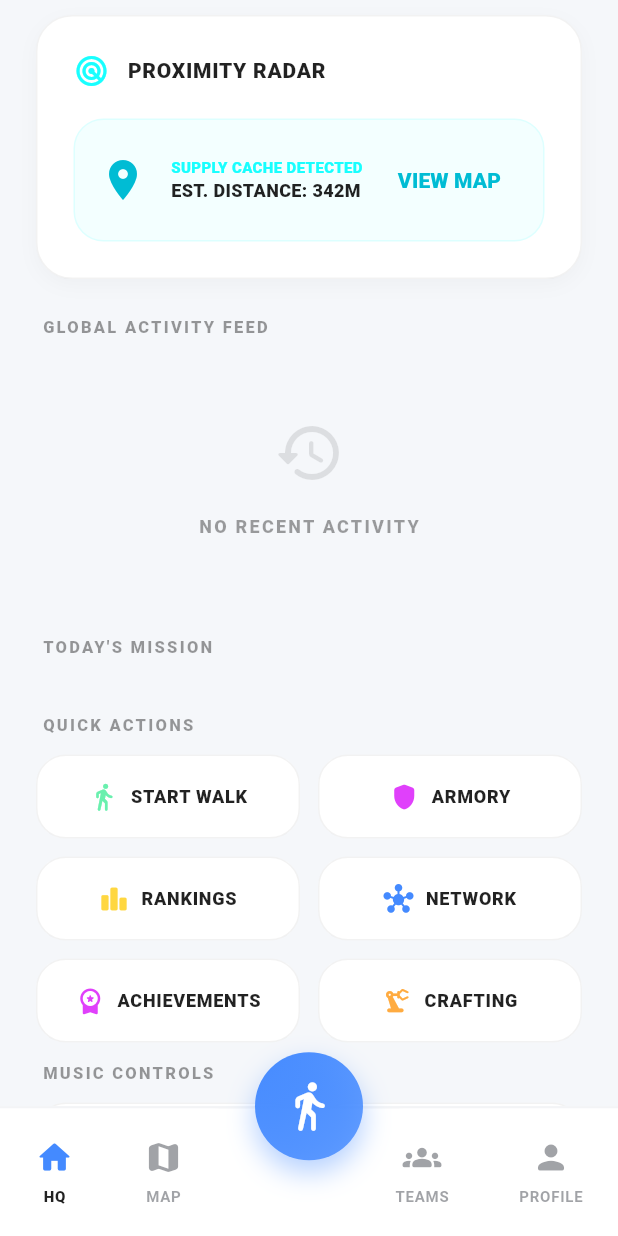
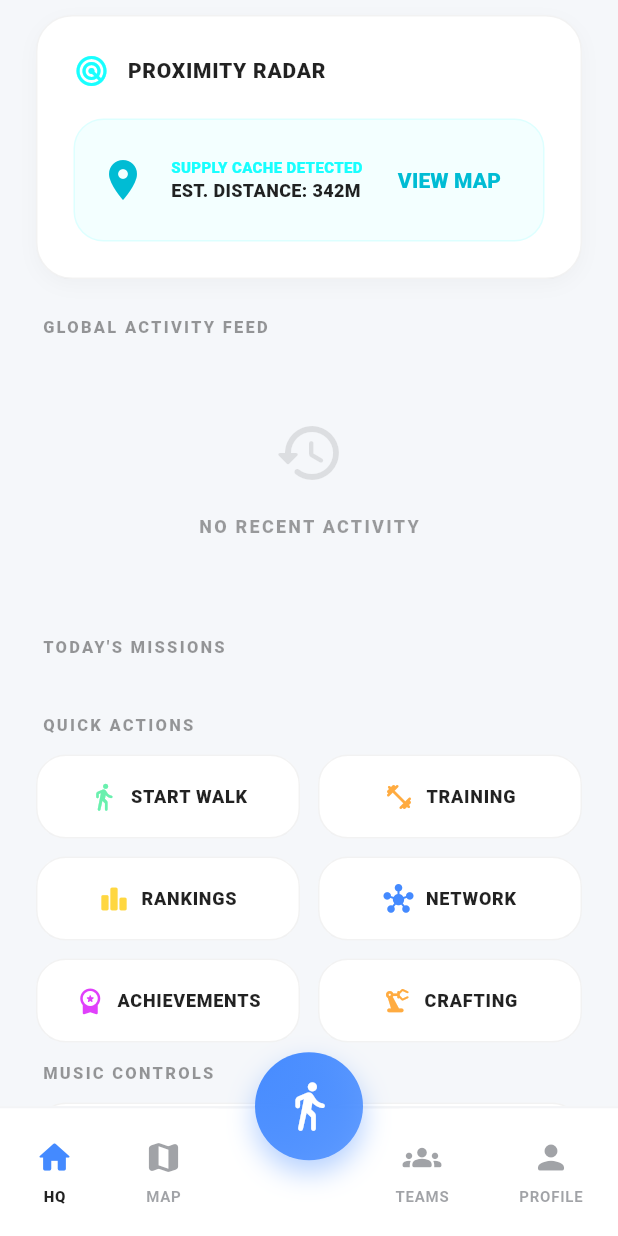
Before and after one commit to mittal987-alt/fitquest, a Flutter app: the screen it shows once a user with an empty profile is signed in, scrolled down 1152 dp, on a phone screen of 412 x 824 dp. Run offline on Flutter 3.47's test engine with Material 3 defaults, Android fonts, the phone set to English and light mode, and no system bars; our stand-ins replace cloud_firestore, confetti, firebase_auth, firebase_core, firebase_messaging, firebase_storage and 9 more; accounts and stored records are empty; network calls fail.

Commit message:
route modi2

```diff
--- a/lib/screens/armory_screen.dart
+++ b/lib/screens/armory_screen.dart
@@ -133,6 +133,7 @@ class ArmoryScreen extends StatelessWidget {
   }
 
   Widget _buildEquipmentTab(BuildContext context, PlayerModel player, FirebaseService service) {
+    final colorScheme = Theme.of(context).colorScheme;
     if (player.ownedGear.isEmpty) {
       return Center(
         child: Column(
@@ -193,6 +194,7 @@ class ArmoryScreen extends StatelessWidget {
   }
 
   Widget _buildPurchaseTab(BuildContext context, PlayerModel player, FirebaseService service) {
+    final colorScheme = Theme.of(context).colorScheme;
     final availableItems = allGear.where((g) => !player.ownedGear.contains(g.id)).toList();
 
     return ListView.builder(
--- a/lib/screens/home_screen.dart
+++ b/lib/screens/home_screen.dart
@@ -488,25 +488,29 @@ class _HomeScreenState extends State<HomeScreen> {
                       ),
                       const SizedBox(height: _kSectionGap),
 
-                      _sectionHeader(theme, "Today's Mission"),
+                      _sectionHeader(theme, "Today's Missions"),
                       if (player != null && player.isInTeam && player.teamId != null && player.activeTeamChallengeId != null) ...[
                          StreamBuilder<TeamChallengeModel?>(
                            stream: firebaseService.getActiveTeamChallengeStream(player.teamId!, player.activeTeamChallengeId!),
                            builder: (context, snapshot) {
                              if (!snapshot.hasData || snapshot.data == null) return const SizedBox.shrink();
                              final challenge = snapshot.data!;
+                             final isClaimed = challenge.claimedMembers.contains(player.uid);
+
                              return Column(
                                children: [
                                  _buildQuest(
                                    theme: theme,
                                    player: player,
                                    id: challenge.id,
-                                   title: challenge.title,
+                                   title: "[TEAM] ${challenge.title}",
                                    target: challenge.target,
                                    current: challenge.progress,
-                                   reward: challenge.xpReward, // Mapping to xpReward if needed or showing both
+                                   reward: challenge.xpReward,
                                    icon: challenge.type == ChallengeType.steps ? Icons.group_rounded : Icons.explore_rounded,
                                    color: Colors.orangeAccent,
+                                   isTeamQuest: true,
+                                   isClaimedOverride: isClaimed,
                                  ),
                                  const SizedBox(height: 12),
                                ],
@@ -556,9 +560,9 @@ class _HomeScreenState extends State<HomeScreen> {
                       _sectionHeader(theme, "Quick Actions"),
                       Row(
                         children: [
-                          Expanded(child: _buildOpButton(theme, "START WALK", Icons.directions_walk_rounded, Colors.greenAccent, () => Navigator.push(context, MaterialPageRoute(builder: (context) => ActivityScreen(player: player))))),
+                          Expanded(child: _buildOpButton(theme, "START WALK", Icons.directions_walk_rounded, Colors.greenAccent, () => Navigator.push(context, MaterialPageRoute(builder: (context) => ActivityScreen(player: player, initialMode: ActivityMode.walk))))),
                           const SizedBox(width: 12),
-                          Expanded(child: _buildOpButton(theme, "ARMORY", Icons.shield_rounded, Colors.purpleAccent, () => Navigator.push(context, MaterialPageRoute(builder: (_) => const ArmoryScreen())))),
+                          Expanded(child: _buildOpButton(theme, "TRAINING", Icons.fitness_center_rounded, Colors.orangeAccent, () => Navigator.push(context, MaterialPageRoute(builder: (context) => ActivityScreen(player: player, initialMode: ActivityMode.training))))),
                         ],
                       ),
                       const SizedBox(height: 12),
@@ -936,9 +940,21 @@ class _HomeScreenState extends State<HomeScreen> {
     );
   }
 
-  Widget _buildQuest({required ThemeData theme, required PlayerModel player, required String id, required String title, required double target, required double current, required int reward, required IconData icon, required Color color}) {
+  Widget _buildQuest({
+    required ThemeData theme,
+    required PlayerModel player,
+    required String id,
+    required String title,
+    required double target,
+    required double current,
+    required int reward,
+    required IconData icon,
+    required Color color,
+    bool isTeamQuest = false,
+    bool? isClaimedOverride,
+  }) {
     final bool isCompleted = current >= target;
-    final bool isClaimed = player.claimedQuests.contains(id);
+    final bool isClaimed = isClaimedOverride ?? player.claimedQuests.contains(id);
     final double progress = (current / target).clamp(0.0, 1.0);
     final colorScheme = theme.colorScheme;
 
@@ -981,7 +997,11 @@ class _HomeScreenState extends State<HomeScreen> {
               icon: Icon(Icons.card_giftcard_rounded, color: color),
               onPressed: () async {
                 _confettiController.play();
-                await firebaseService.claimQuestReward(player.uid, id, reward);
+                if (isTeamQuest && player.teamId != null) {
+                  await firebaseService.claimTeamChallengeReward(player.teamId!, id, player.uid);
+                } else {
+                  await firebaseService.claimQuestReward(player.uid, id, reward);
+                }
               },
             )
           else
--- a/lib/screens/profile_screen.dart
+++ b/lib/screens/profile_screen.dart
@@ -368,11 +368,11 @@ class ProfileScreen extends StatelessWidget {
     return Row(
       mainAxisAlignment: MainAxisAlignment.center,
       children: [
-        _statItem(context, "${player.totalSteps}", "STEPS", icon: Icons.directions_walk_rounded, color: Colors.greenAccent),
+        _statItem(context, "${player.dailySteps}", "DAILY", icon: Icons.today_rounded, color: Colors.orangeAccent),
+        _statDivider(context),
+        _statItem(context, "${player.totalSteps}", "TOTAL STEPS", icon: Icons.directions_walk_rounded, color: Colors.greenAccent),
         _statDivider(context),
         _statItem(context, "${player.xp}", "XP", icon: Icons.bolt_rounded, color: Colors.amberAccent),
-        _statDivider(context),
-        _statItem(context, "${player.currency}", "CREDITS", icon: Icons.monetization_on_rounded, color: Colors.cyanAccent),
       ],
     );
   }
--- a/lib/services/pedometer_service.dart
+++ b/lib/services/pedometer_service.dart
@@ -169,7 +169,7 @@ class PedometerService {
 
   /// Bootstraps tracking streams. Connects to device sensors or initializes
   /// simulation routines in emulator scenarios.
-  void startTracking({bool useSimulator = false, PlayerModel? playerContext, int initialSteps = 0}) {
+  void startTracking({bool useSimulator = false, bool shouldBindHardware = false, PlayerModel? playerContext, int initialSteps = 0}) {
     _playerContext = playerContext;
     _todayCumulativeSteps = initialSteps;
     _hourlyStepsBuffer.clear();
@@ -177,7 +177,7 @@ class PedometerService {
 
     if (useSimulator) {
       _startStepSimulator(playerContext);
-    } else {
+    } else if (shouldBindHardware) {
       _bindHardwareSensors();
     }
   }
@@ -378,7 +378,7 @@ class PedometerService {
   // COMPATIBILITY HELPERS (PREVIOUSLY PRESENT)
   // ==========================================
 
-  void startListening() => startTracking(useSimulator: false);
+  void startListening() => startTracking(useSimulator: false, shouldBindHardware: true);
   void stopListening() => dispose();
 
   double calculateCalories() => _todayCumulativeSteps * GameplayRules.caloriesPerStep;
```
Also changed, not shown: lib/screens/activity_screen.dart (+71 -57 lines).
